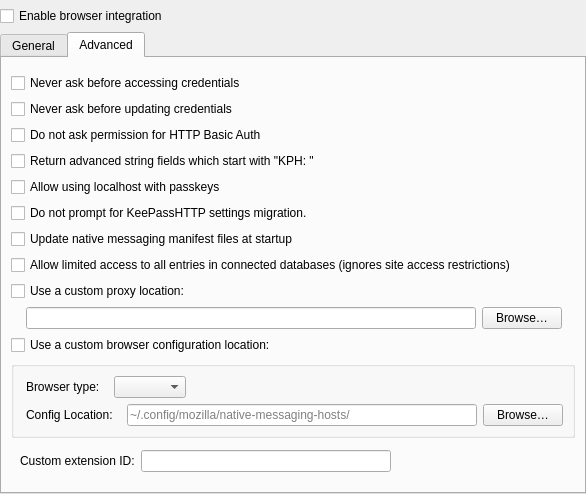
This is src/browser/BrowserSettingsWidget.ui in keepassxreboot/keepassxc as Qt 5 draws it before an edit. The edited form follows.
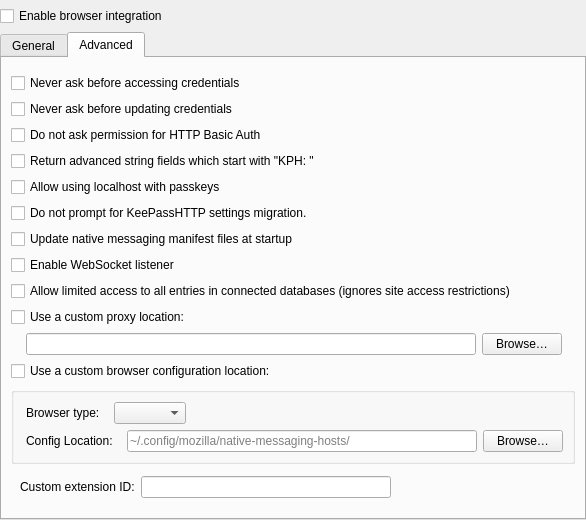
This is the edited form. The open tabs and pages were chosen to show the change. Custom widgets are drawn as their Qt base class.

Commit message: Browser Integration: Add support for WebSocket listener

The edit to the form file:
```diff
--- a/src/browser/BrowserSettingsWidget.ui
+++ b/src/browser/BrowserSettingsWidget.ui
@@ -340,6 +340,16 @@
          </property>
         </widget>
        </item>
+       <item>
+        <widget class="QCheckBox" name="webSocketSupport">
+         <property name="toolTip">
+          <string>Listens to connections using WebSocket in addition to native messaging.</string>
+         </property>
+         <property name="text">
+          <string>Enable WebSocket listener</string>
+         </property>
+        </widget>
+       </item>
        <item>
         <widget class="QCheckBox" name="allowGetDatabaseEntriesRequest">
          <property name="toolTip">
```
The commit also changes 16 other files.
